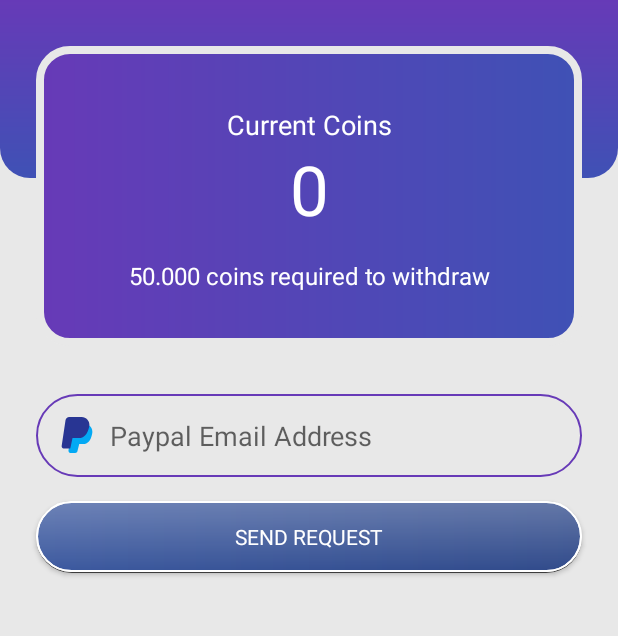
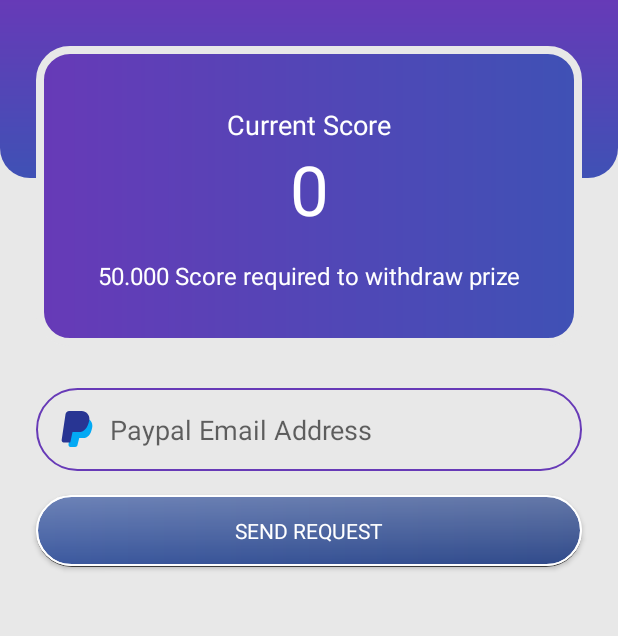
Before and after one commit to ahmed-naeem1012/quiz_fyp_edixia, an Android app: the fragment WalletFragment placed in its activity, on a phone screen of 412 x 824 dp, the part 86-722 px from its top. Run offline under Robolectric (Android 15) with nearby library versions, the phone set to English and light mode, and no system bars; our stand-ins replace Firebase (no records; nobody signed in at launch, a user with empty details on screens opened directly); libraries missing offline, so code that uses them is left out: me.ibrahimsn.lib; plain views replace SmoothBottomBar; pictures from the network do not load; Roboto replaces fonts that are not available here; 2 statements that could not run were skipped.

Commit message:
Minor Changes in home and wallet fragment. Database 2 modules qs added

```diff
--- a/app/src/main/res/layout/fragment_home.xml
+++ b/app/src/main/res/layout/fragment_home.xml
@@ -67,7 +67,7 @@
         android:id="@+id/textView6"
         android:layout_width="wrap_content"
         android:layout_height="wrap_content"
-        android:text="- Play Quiz"
+        android:text="- Test Skill"
         android:textColor="@color/color_white"
         app:layout_constraintStart_toStartOf="@+id/textView5"
         app:layout_constraintTop_toBottomOf="@+id/textView5" />
@@ -76,7 +76,7 @@
         android:id="@+id/textView7"
         android:layout_width="wrap_content"
         android:layout_height="wrap_content"
-        android:text="- Collect Coins"
+        android:text="- Collect Score"
         android:textColor="@color/color_white"
         app:layout_constraintStart_toStartOf="@+id/textView6"
         app:layout_constraintTop_toBottomOf="@+id/textView6" />
@@ -85,7 +85,7 @@
         android:id="@+id/textView10"
         android:layout_width="wrap_content"
         android:layout_height="wrap_content"
-        android:text="- Earn Money"
+        android:text="- Educate Kids"
         android:textColor="@color/color_white"
         app:layout_constraintStart_toStartOf="@+id/textView7"
         app:layout_constraintTop_toBottomOf="@+id/textView7" />
--- a/app/src/main/res/layout/fragment_wallet.xml
+++ b/app/src/main/res/layout/fragment_wallet.xml
@@ -35,7 +35,7 @@
         android:layout_height="wrap_content"
         android:layout_marginTop="40dp"
         android:fontFamily="@font/roboto_light"
-        android:text="Current Coins"
+        android:text="Current Score"
         android:textColor="@color/color_white"
         android:textSize="18sp"
         app:layout_constraintEnd_toEndOf="@+id/view6"
@@ -60,7 +60,7 @@
         android:layout_height="wrap_content"
         android:layout_marginTop="16dp"
         android:fontFamily="@font/roboto_light"
-        android:text="50.000 coins required to withdraw"
+        android:text="50.000 Score required to withdraw prize"
         android:textColor="@color/color_white"
         android:textSize="16sp"
         app:layout_constraintEnd_toEndOf="@+id/currentCoins"
@@ -71,15 +71,17 @@
         android:id="@+id/emailBox"
         android:layout_width="0dp"
         android:layout_height="wrap_content"
-        android:layout_marginTop="32dp"
+        android:layout_marginTop="28dp"
         android:background="@drawable/textbox"
         android:drawableLeft="@drawable/ic_paypal"
         android:drawablePadding="10dp"
+
         android:ems="10"
         android:hint="Paypal Email Address"
         android:inputType="textPersonName"
         android:padding="15dp"
         app:layout_constraintEnd_toEndOf="@+id/view6"
+        app:layout_constraintHorizontal_bias="0.0"
         app:layout_constraintStart_toStartOf="@+id/view6"
         app:layout_constraintTop_toBottomOf="@+id/view6" />
 
@@ -91,6 +93,7 @@
         android:background="@drawable/button_3"
         android:fontFamily="@font/roboto_bold"
         android:text="Send Request"
+
         android:textColor="@color/color_white"
         app:layout_constraintEnd_toEndOf="@+id/emailBox"
         app:layout_constraintStart_toStartOf="@+id/emailBox"
```
